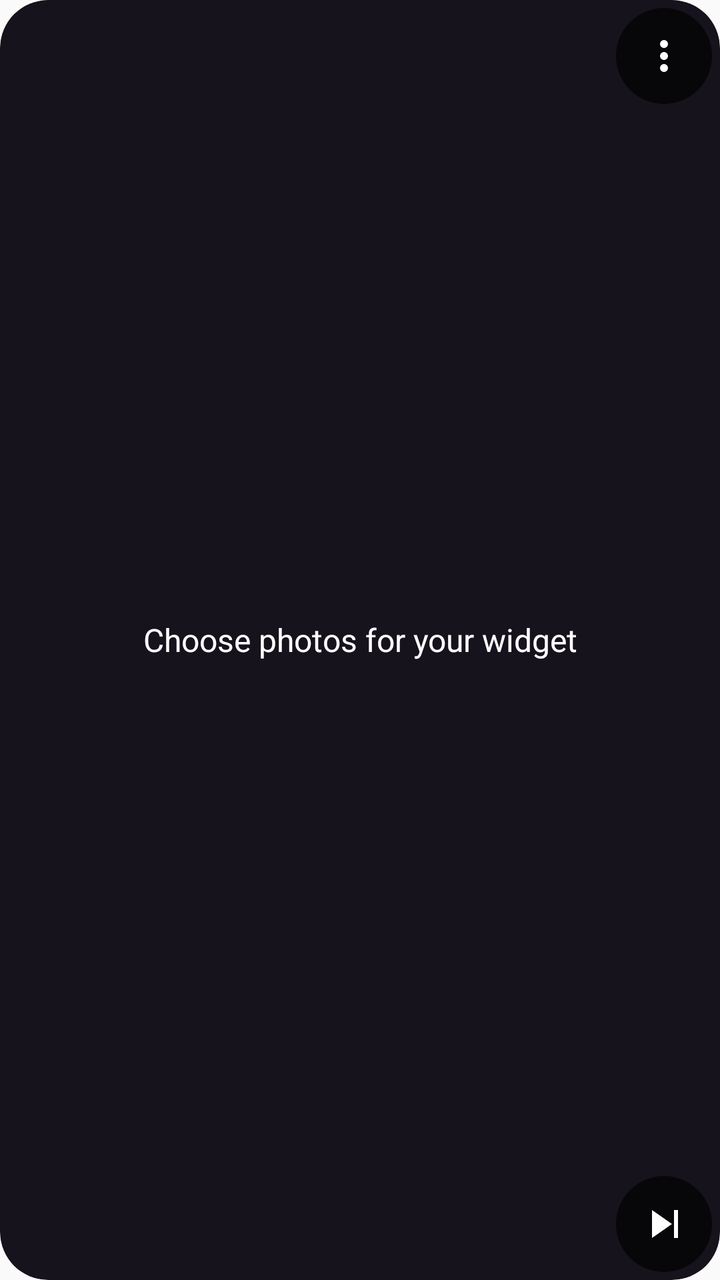
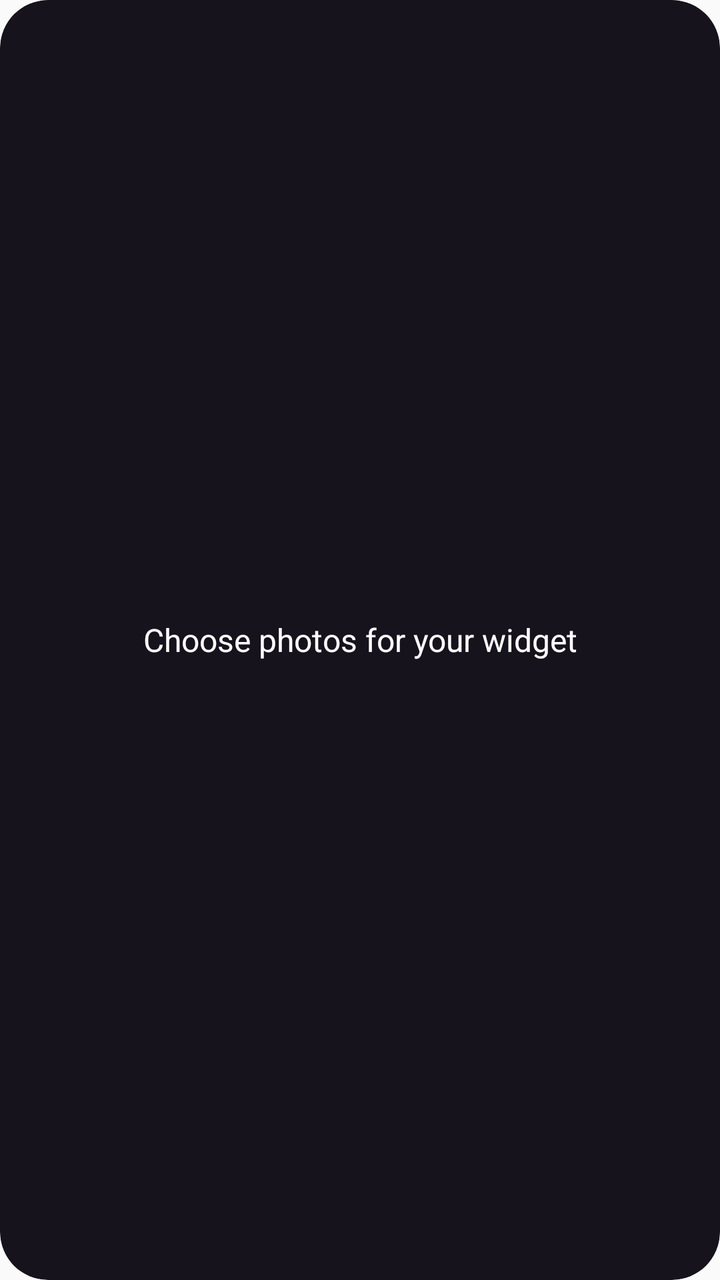

An Android layout rendered at two revisions. The XML below is the earlier revision; the diff shows what the commit changed to produce the second picture.
<!-- AndroidManifest.xml: application theme Theme.Gallery -->
<!-- res/layout/photo_widget_300.xml -->
<?xml version="1.0" encoding="utf-8"?>
<FrameLayout xmlns:android="http://schemas.android.com/apk/res/android"
    android:layout_width="match_parent" android:layout_height="match_parent"
    android:background="@drawable/photo_widget_background" android:clipToOutline="true">
    <TextView android:id="@+id/widget_empty" android:layout_width="match_parent" android:layout_height="match_parent"
        android:gravity="center" android:padding="32dp" android:text="@string/widget_setup"
        android:textColor="#FFFFFF" android:textSize="16sp" />
    <FrameLayout android:id="@+id/widget_content" android:layout_width="match_parent" android:layout_height="match_parent">
        <AdapterViewFlipper android:id="@+id/widget_slideshow"
            android:layout_width="match_parent" android:layout_height="match_parent"
            android:autoStart="true" android:flipInterval="300000"
            android:animateFirstView="false" />
    </FrameLayout>
    <ImageButton android:id="@+id/widget_next" android:layout_width="48dp" android:layout_height="48dp"
        android:layout_gravity="bottom|end" android:layout_margin="4dp"
        android:background="@drawable/photo_widget_control" android:src="@drawable/photo_widget_next"
        android:contentDescription="@string/widget_next" android:padding="12dp" />
    <ImageButton android:id="@+id/widget_configure" android:layout_width="48dp" android:layout_height="48dp"
        android:layout_gravity="top|end" android:layout_margin="4dp"
        android:background="@drawable/photo_widget_control" android:src="@drawable/photo_widget_settings"
        android:contentDescription="@string/widget_configure" android:padding="12dp" />
</FrameLayout>
<!-- resources referenced by this layout -->
<resources>
  <!-- drawable photo_widget_background (drawable) -->
  <shape xmlns:android="http://schemas.android.com/apk/res/android">
      <solid android:color="#16131D" /><corners android:radius="24dp" />
  </shape>
  <!-- drawable photo_widget_control (drawable) -->
  <shape xmlns:android="http://schemas.android.com/apk/res/android" android:shape="oval">
      <solid android:color="#B3000000" />
  </shape>
  <!-- drawable photo_widget_next (drawable) -->
  <vector xmlns:android="http://schemas.android.com/apk/res/android" android:width="24dp" android:height="24dp"
      android:viewportWidth="24" android:viewportHeight="24" android:autoMirrored="true">
      <path android:fillColor="#FFFFFF" android:pathData="M6,5v14l10,-7zM17,5h2v14h-2z" />
  </vector>
  <!-- drawable photo_widget_settings (drawable) -->
  <vector xmlns:android="http://schemas.android.com/apk/res/android" android:width="24dp" android:height="24dp"
      android:viewportWidth="24" android:viewportHeight="24">
      <path android:fillColor="#FFFFFF" android:pathData="M12,4a2,2 0,1 0,0 4a2,2 0,1 0,0 -4M12,10a2,2 0,1 0,0 4a2,2 0,1 0,0 -4M12,16a2,2 0,1 0,0 4a2,2 0,1 0,0 -4" />
  </vector>
  <string name="widget_configure">Photo widget settings</string>
  <string name="widget_next">Next photo</string>
  <string name="widget_setup">Choose photos for your widget</string>
  <style name="Theme.Gallery" parent="android:Theme.Material.Light.NoActionBar">
          <item name="android:statusBarColor">@android:color/transparent</item>
          <item name="android:navigationBarColor">@android:color/transparent</item>
          <item name="android:windowDrawsSystemBarBackgrounds">true</item>
      </style>
</resources>

<!-- the commit's change to res/layout/photo_widget_300.xml (unified diff, before → after) -->
@@ -11,12 +11,4 @@
             android:autoStart="true" android:flipInterval="300000"
             android:animateFirstView="false" />
     </FrameLayout>
-    <ImageButton android:id="@+id/widget_next" android:layout_width="48dp" android:layout_height="48dp"
-        android:layout_gravity="bottom|end" android:layout_margin="4dp"
-        android:background="@drawable/photo_widget_control" android:src="@drawable/photo_widget_next"
-        android:contentDescription="@string/widget_next" android:padding="12dp" />
-    <ImageButton android:id="@+id/widget_configure" android:layout_width="48dp" android:layout_height="48dp"
-        android:layout_gravity="top|end" android:layout_margin="4dp"
-        android:background="@drawable/photo_widget_control" android:src="@drawable/photo_widget_settings"
-        android:contentDescription="@string/widget_configure" android:padding="12dp" />
 </FrameLayout>
<!-- resource entries referenced after the edit -->
@@ -4,22 +4,6 @@
   <shape xmlns:android="http://schemas.android.com/apk/res/android">
       <solid android:color="#16131D" /><corners android:radius="24dp" />
   </shape>
-  <!-- drawable photo_widget_control (drawable) -->
-  <shape xmlns:android="http://schemas.android.com/apk/res/android" android:shape="oval">
-      <solid android:color="#B3000000" />
-  </shape>
-  <!-- drawable photo_widget_next (drawable) -->
-  <vector xmlns:android="http://schemas.android.com/apk/res/android" android:width="24dp" android:height="24dp"
-      android:viewportWidth="24" android:viewportHeight="24" android:autoMirrored="true">
-      <path android:fillColor="#FFFFFF" android:pathData="M6,5v14l10,-7zM17,5h2v14h-2z" />
-  </vector>
-  <!-- drawable photo_widget_settings (drawable) -->
-  <vector xmlns:android="http://schemas.android.com/apk/res/android" android:width="24dp" android:height="24dp"
-      android:viewportWidth="24" android:viewportHeight="24">
-      <path android:fillColor="#FFFFFF" android:pathData="M12,4a2,2 0,1 0,0 4a2,2 0,1 0,0 -4M12,10a2,2 0,1 0,0 4a2,2 0,1 0,0 -4M12,16a2,2 0,1 0,0 4a2,2 0,1 0,0 -4" />
-  </vector>
-  <string name="widget_configure">Photo widget settings</string>
-  <string name="widget_next">Next photo</string>
   <string name="widget_setup">Choose photos for your widget</string>
   <style name="Theme.Gallery" parent="android:Theme.Material.Light.NoActionBar">
           <item name="android:statusBarColor">@android:color/transparent</item>
